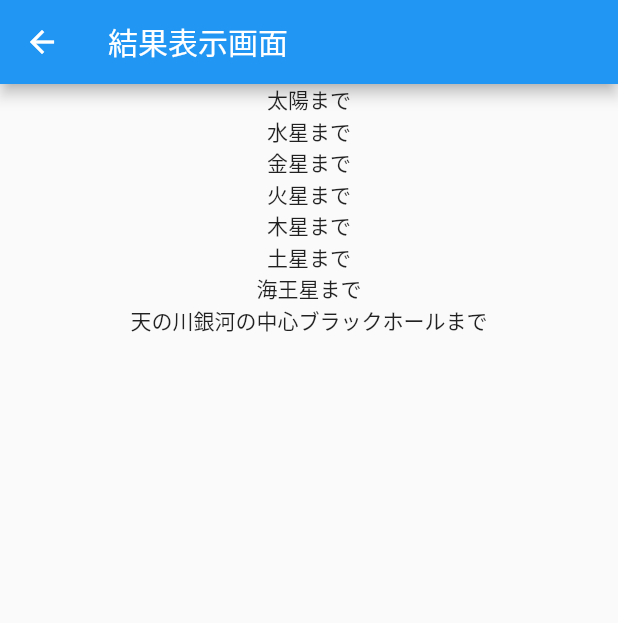
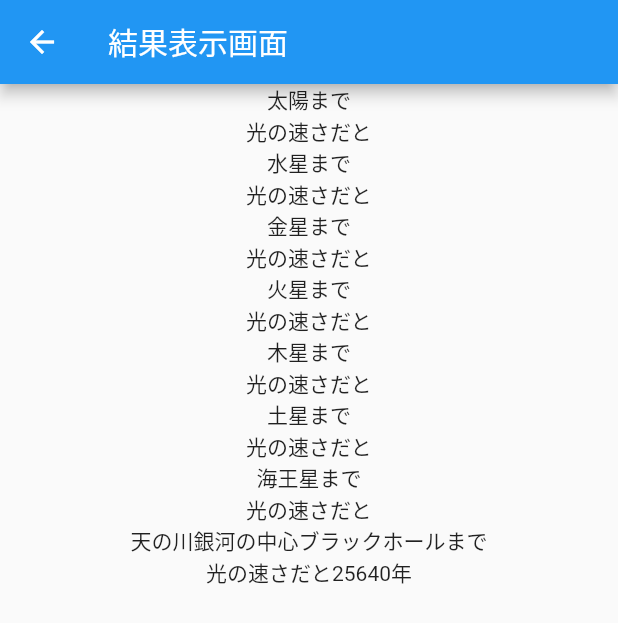
Before and after one commit to createyamada/calcTimeToPlanet, a Flutter app: the ResultPage screen opened directly with empty values, on a phone screen of 412 x 824 dp. Shown: the top 623 px of the screen. Run offline on Flutter 3.47's test engine with Material 2 defaults, Android fonts, the phone set to English and light mode, and no system bars.

Commit message:
光の比較計算追加

```diff
--- a/lib/result_page.dart
+++ b/lib/result_page.dart
@@ -1,5 +1,6 @@
+import 'package:flutter/material.dart';
 
-import 'package:flutter/material.dart';
+import 'const.dart';
 
 class ResultPage extends StatelessWidget {
   ResultPage(this.result);
@@ -15,15 +16,23 @@ class ResultPage extends StatelessWidget {
         child: Column(
           children: [
             Text('太陽まで' + result["sun"]),
+            Text('光の速さだと' + convDateByLight(light_result["sun"])),
             Text('水星まで' + result['mercury']),
+            Text('光の速さだと' + convDateByLight(light_result["mercury"])),
             Text('金星まで' + result['venus']),
+            Text('光の速さだと' + convDateByLight(light_result["venus"])),
             Text('火星まで' + result['mars']),
+            Text('光の速さだと' + convDateByLight(light_result["mars"])),
             Text('木星まで' + result['jupiter']),
+            Text('光の速さだと' + convDateByLight(light_result["jupiter"])),
             Text('土星まで' + result['saturn']),
+            Text('光の速さだと' + convDateByLight(light_result["saturn"])),
             Text('海王星まで' + result['uranus']),
+            Text('光の速さだと' + convDateByLight(light_result["uranus"])),
             Text('天の川銀河の中心ブラックホールまで' + result['itezaAstar']),
+            Text('光の速さだと25640年'),
           ],
-        ) ,
+        ),
       ),
     );
   }
```
Also changed, not shown: lib/main.dart (+9 -42 lines), 1 other file.
